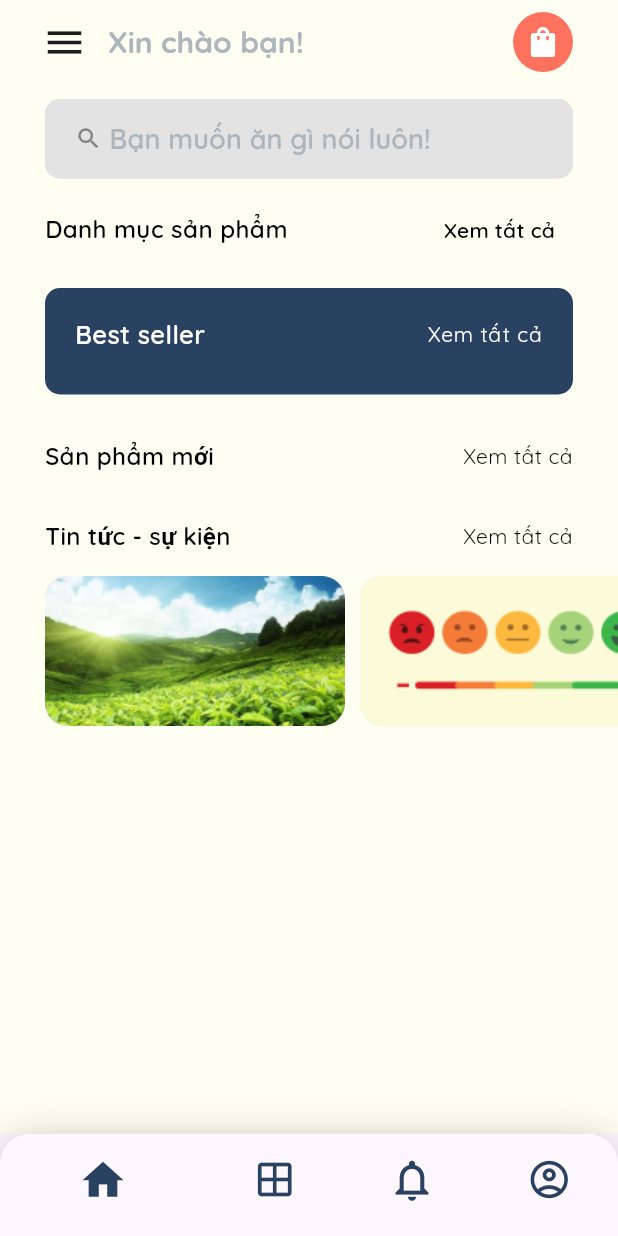
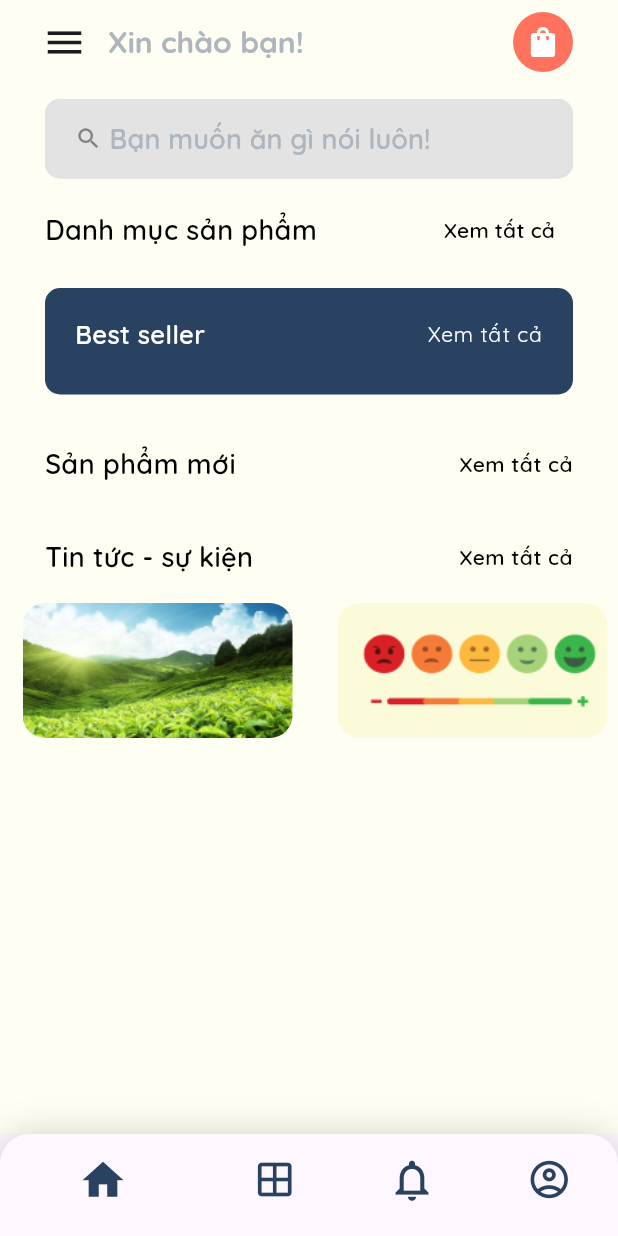
Before and after one commit to nhanvox/CoffeeShop, a Flutter app: the screen it shows after launch, on a phone screen of 412 x 824 dp. Run offline on Flutter 3.47's test engine with Material 3 defaults, Android fonts, the phone set to English and light mode, and no system bars; drawn by our look-alikes of animated_text_kit; our stand-ins replace animated_splash_screen, google_fonts, jwt_decoder, page_transition, shared_preferences; network calls fail.

Commit message:
update UI

```diff
--- a/coffeeshop/lib/mainpage.dart
+++ b/coffeeshop/lib/mainpage.dart
@@ -1,7 +1,9 @@
 import 'dart:convert';
 
 import 'package:coffeeshop/page/home/view/drawer_tile.dart';
+import 'package:coffeeshop/page/login/view/components/quicksand.dart';
 import 'package:flutter/material.dart';
+import 'package:google_fonts/google_fonts.dart';
 import 'package:http/http.dart' as http;
 
 import 'config/config.dart';
@@ -149,15 +151,12 @@ class _MainPageState extends State<MainPage> {
                         mainAxisAlignment: MainAxisAlignment.center,
                         crossAxisAlignment: CrossAxisAlignment.start,
                         children: [
-                          const Text(
+                          const TextQuicksand(
                             'Xin chào!',
-                            style: TextStyle(
-                              color: Colors.white,
-                              fontSize: 16,
-                              fontFamily: 'Quicksand',
-                              fontWeight: FontWeight.w400,
-                              height: 2,
-                            ),
+                            color: Colors.white,
+                            fontSize: 16,
+                            fontWeight: FontWeight.w400,
+                            height: 2,
                           ),
                           Text(
                             LoginStatus.instance.loggedIn
@@ -165,10 +164,10 @@ class _MainPageState extends State<MainPage> {
                                 : 'Đăng nhập/ Đăng ký',
                             maxLines: 2,
                             overflow: TextOverflow.ellipsis,
-                            style: const TextStyle(
+                            style: GoogleFonts.getFont(
+                              'Quicksand',
                               color: Colors.white,
                               fontSize: 16,
-                              fontFamily: 'Quicksand',
                               fontWeight: FontWeight.w700,
                             ),
                           ),
--- a/coffeeshop/lib/page/home/homepage.dart
+++ b/coffeeshop/lib/page/home/homepage.dart
@@ -195,7 +195,7 @@ class _HomePageState extends State<HomePage> {
                           style: GoogleFonts.getFont(
                             'Quicksand',
                             color: Colors.black,
-                            fontSize: 16,
+                            fontSize: 18,
                             fontWeight: FontWeight.w600,
                           ),
                         ),
@@ -278,6 +278,7 @@ class _HomePageState extends State<HomePage> {
                         ),
                       ),
                       SingleChildScrollView(
+                        // padding: const EdgeInsets.all(20),
                         scrollDirection: Axis.horizontal,
                         child: Row(
                           children: [
@@ -302,24 +303,18 @@ class _HomePageState extends State<HomePage> {
                     child: Row(
                       mainAxisAlignment: MainAxisAlignment.spaceBetween,
                       children: [
-                        Text(
+                        TextQuicksand(
                           'Sản phẩm mới',
-                          style: TextStyle(
                           color: Colors.black,
-                            fontSize: 16,
-                            fontFamily: 'Quicksand',
+                          fontSize: 18,
                           fontWeight: FontWeight.w600,
                         ),
-                        ),
-                        Text(
+                        TextQuicksand(
                           'Xem tất cả',
                           textAlign: TextAlign.right,
-                          style: TextStyle(
                           color: Colors.black,
                           fontSize: 14,
-                            fontFamily: 'Quicksand',
-                            fontWeight: FontWeight.w400,
-                          ),
+                          fontWeight: FontWeight.w600,
                         ),
                       ],
                     ),
@@ -347,24 +342,18 @@ class _HomePageState extends State<HomePage> {
                     child: Row(
                       mainAxisAlignment: MainAxisAlignment.spaceBetween,
                       children: [
-                        Text(
+                        TextQuicksand(
                           'Tin tức - sự kiện',
-                          style: TextStyle(
                           color: Colors.black,
-                            fontSize: 16,
-                            fontFamily: 'Quicksand',
+                          fontSize: 18,
                           fontWeight: FontWeight.w600,
                         ),
-                        ),
-                        Text(
+                        TextQuicksand(
                           'Xem tất cả',
                           textAlign: TextAlign.right,
-                          style: TextStyle(
                           color: Colors.black,
                           fontSize: 14,
-                            fontFamily: 'Quicksand',
-                            fontWeight: FontWeight.w400,
-                          ),
+                          fontWeight: FontWeight.w600,
                         ),
                       ],
                     ),
@@ -372,8 +361,8 @@ class _HomePageState extends State<HomePage> {
                   SingleChildScrollView(
                     scrollDirection: Axis.horizontal,
                     child: Row(
+                      mainAxisAlignment: MainAxisAlignment.spaceBetween,
                       children: [
-                        SizedBox(width: 30),
                         CardNews(
                           image: 'assets/images/news/news_1.png',
                         ),
--- a/coffeeshop/lib/page/home/view/card_news.dart
+++ b/coffeeshop/lib/page/home/view/card_news.dart
@@ -6,20 +6,21 @@ class CardNews extends StatelessWidget {
 
   @override
   Widget build(BuildContext context) {
-    return GestureDetector(
-      onTap: () {},
-      child: Container(
-        width: 200,
-        height: 100,
-        margin: const EdgeInsets.only(right: 10, bottom: 8),
-        clipBehavior: Clip.antiAlias,
-        decoration: ShapeDecoration(
-          color: const Color(0xFFE2DCCA),
-          image: DecorationImage(
-              image: AssetImage(image),
-              fit: BoxFit.fill),
-          shape: RoundedRectangleBorder(
-            borderRadius: BorderRadius.circular(15),
+    return Padding(
+      padding: const EdgeInsets.symmetric(horizontal: 15),
+      child: GestureDetector(
+        onTap: () {},
+        child: Container(
+          width: 180,
+          height: 90,
+          // margin: const EdgeInsets.only(right: 30, bottom: 8),
+          // clipBehavior: Clip.antiAlias,
+          decoration: ShapeDecoration(
+            // color: const Color(0xFFE2DCCA),
+            image: DecorationImage(image: AssetImage(image), fit: BoxFit.fill),
+            shape: RoundedRectangleBorder(
+              borderRadius: BorderRadius.circular(15),
+            ),
           ),
         ),
       ),
```
Also changed, not shown: coffeeshop/lib/page/account/accountpage.dart (+57 -20 lines), coffeeshop/lib/page/home/view/card_best_seller.dart (+17 -12 lines), coffeeshop/lib/page/home/view/card_new_products.dart (+8 -7 lines), coffeeshop/lib/page/home/view/drawer_tile.dart (+6 -1 lines), coffeeshop/lib/page/menu/menupage.dart (+15 -16 lines), coffeeshop/lib/page/menu/view/card_menu.dart (+8 -7 lines), coffeeshop/lib/page/notification/notifypage.dart (+15 -23 lines), coffeeshop/lib/page/notification/view/card_notify.dart (+9 -7 lines). Lines whose indentation alone changed are shown as unchanged.
